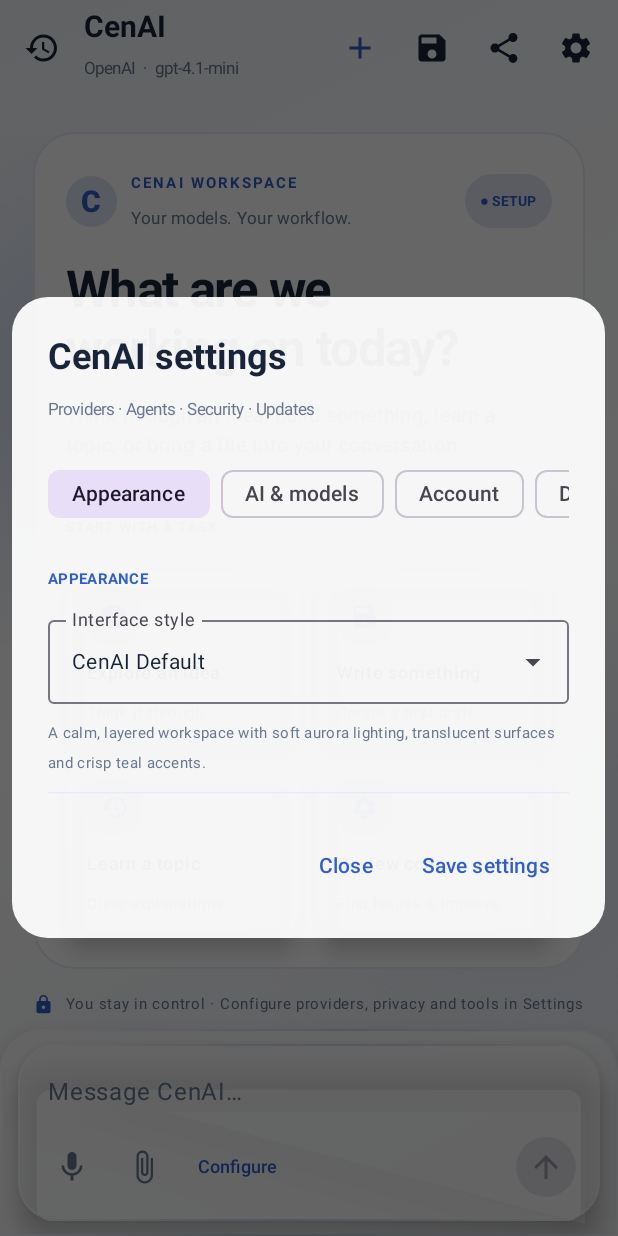
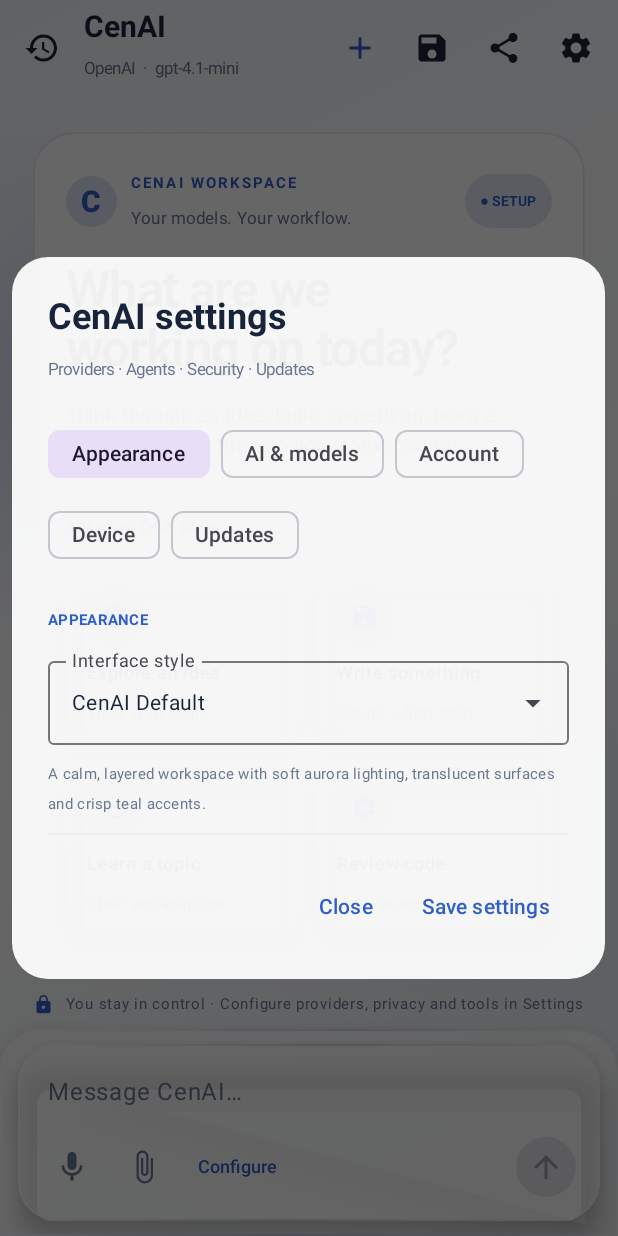
Before and after one commit to C4RL-DANIEL/CenAi, an Android app built with Jetpack Compose: the screen it shows after launch (MainActivity), after a tap on "Settings", on a phone screen of 412 x 824 dp. Run offline under Robolectric (Android 15) with nearby library versions, the phone set to English and light mode, and no system bars; libraries missing offline, so code that uses them is left out: com.google.ai.edge, com.google.mlkit.vision, com.tom_roush.pdfbox; pictures from the network do not load; 1 statement that could not run was skipped.

Commit message:
Make settings navigation tabs fit compact screens

```diff
--- a/app/src/main/java/com/cenai/app/CenAiScreen.kt
+++ b/app/src/main/java/com/cenai/app/CenAiScreen.kt
@@ -875,16 +875,23 @@ private fun CenAiScreenContent(vault: SecureKeyStore, onUiStyleChange: (String)
             },
             text = {
                 Column(Modifier.fillMaxWidth().heightIn(max = 720.dp).verticalScroll(rememberScrollState()), verticalArrangement = Arrangement.spacedBy(9.dp)) {
-                                        Row(
-                        Modifier.fillMaxWidth().testTag("settings-page-tabs").horizontalScroll(rememberScrollState()),
-                        horizontalArrangement = Arrangement.spacedBy(7.dp)
+                                        Column(
+                        Modifier.fillMaxWidth().testTag("settings-page-tabs"),
+                        verticalArrangement = Arrangement.spacedBy(6.dp)
                     ) {
-                        listOf("Appearance", "AI & models", "Account", "Device", "Updates").forEach { page ->
-                            FilterChip(
-                                selected = selectedSettingsPage == page,
-                                onClick = { selectedSettingsPage = page },
-                                label = { Text(page, maxLines = 1) }
-                            )
+                        listOf(
+                            listOf("Appearance", "AI & models", "Account"),
+                            listOf("Device", "Updates")
+                        ).forEach { pages ->
+                            Row(Modifier.fillMaxWidth(), horizontalArrangement = Arrangement.spacedBy(7.dp)) {
+                                pages.forEach { page ->
+                                    FilterChip(
+                                        selected = selectedSettingsPage == page,
+                                        onClick = { selectedSettingsPage = page },
+                                        label = { Text(page, maxLines = 1) }
+                                    )
+                                }
+                            }
                         }
                     }
                     Spacer(Modifier.height(4.dp))
```
